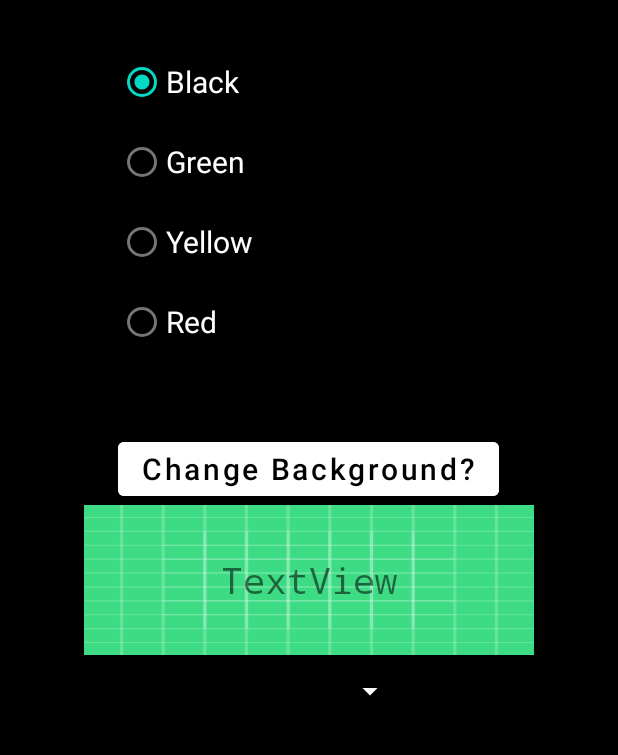
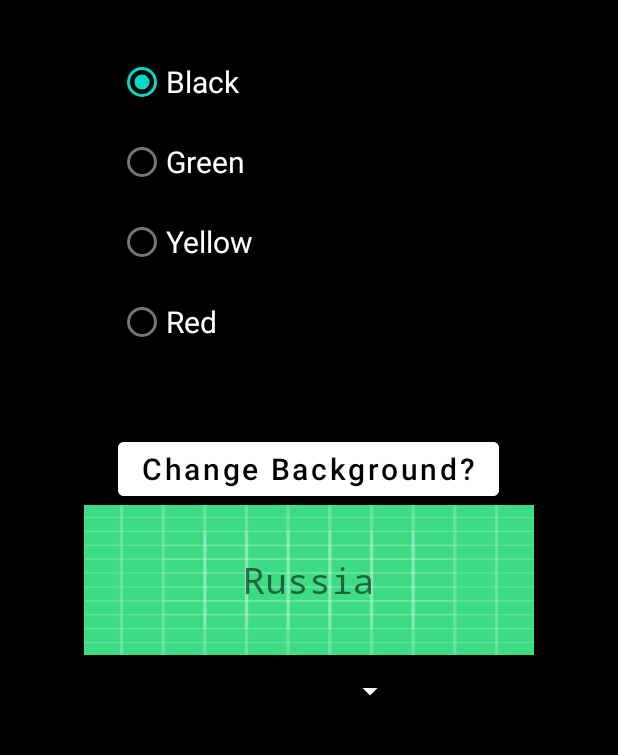
Before and after one commit to andreagodoshian/kotlin-udemy, an Android app: the screen it shows after launch (MainActivity), on a phone screen of 412 x 824 dp, the part 84-839 px from its top. Run offline under Robolectric (Android 15) with nearby library versions, the phone set to English and light mode, and no system bars.

Commit message:
wow im an idiot

```diff
--- a/AndroidButtons/app/src/main/java/com/example/androidbuttons/MainActivity.kt
+++ b/AndroidButtons/app/src/main/java/com/example/androidbuttons/MainActivity.kt
@@ -50,13 +50,12 @@ class MainActivity : AppCompatActivity(), AdapterView.OnItemSelectedListener {
         }
     }
 
-    override fun onItemSelected(p0: AdapterView<*>?, view: View?, index: Int, id: Long) {
+    override fun onItemSelected(parent: AdapterView<*>?, view: View?, index: Int, id: Long) {
         if (parent != null) {
             result.text = parent.getItemAtPosition(index).toString()
         }
     }
 
     override fun onNothingSelected(p0: AdapterView<*>?) {
-        TODO("Not yet implemented")
     }
 }
```
